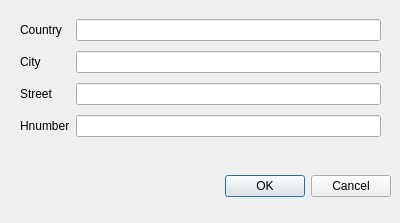
Qt form addaddress.ui (AndranikHovhannisyan/Tourniquets) before a commit.
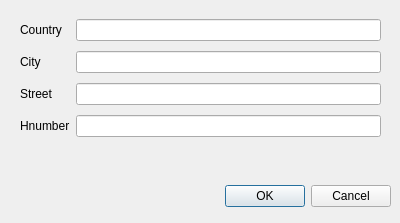
The same form after that commit.

```diff
--- a/addaddress.ui
+++ b/addaddress.ui
@@ -17,7 +17,7 @@
    <property name="geometry">
     <rect>
      <x>50</x>
-     <y>170</y>
+     <y>180</y>
      <width>341</width>
      <height>32</height>
     </rect>
@@ -29,7 +29,7 @@
     <set>QDialogButtonBox::Cancel|QDialogButtonBox::Ok</set>
    </property>
   </widget>
-  <widget class="QWidget" name="">
+  <widget class="QWidget" name="layoutWidget">
    <property name="geometry">
     <rect>
      <x>20</x>
```
